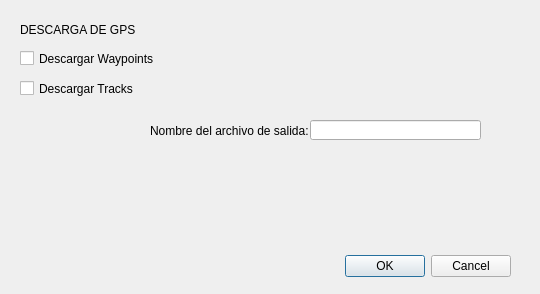
First picture: the form in gpsDescargaCarga/gpsDescargaCarga_dialog_base.ui, repository diezrabanos/qgis_plugins, before the edit.
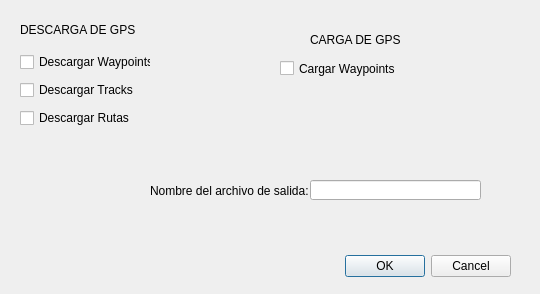
Second picture: the form after the edit.

Patch:
```diff
--- a/gpsDescargaCarga/gpsDescargaCarga_dialog_base.ui
+++ b/gpsDescargaCarga/gpsDescargaCarga_dialog_base.ui
@@ -33,7 +33,7 @@
    <property name="geometry">
     <rect>
      <x>150</x>
-     <y>120</y>
+     <y>180</y>
      <width>161</width>
      <height>21</height>
     </rect>
@@ -46,7 +46,7 @@
    <property name="geometry">
     <rect>
      <x>310</x>
-     <y>120</y>
+     <y>180</y>
      <width>171</width>
      <height>20</height>
     </rect>
@@ -68,30 +68,63 @@
     <string>DESCARGA DE GPS</string>
    </property>
   </widget>
-  <widget class="QCheckBox" name="checkBox">
+  <widget class="QWidget" name="layoutWidget">
    <property name="geometry">
     <rect>
      <x>20</x>
      <y>50</y>
-     <width>211</width>
-     <height>17</height>
+     <width>131</width>
+     <height>81</height>
     </rect>
    </property>
+   <layout class="QVBoxLayout" name="verticalLayout">
+    <item>
+     <widget class="QCheckBox" name="checkBox_1">
+      <property name="text">
+       <string>Descargar Waypoints</string>
+      </property>
+     </widget>
+    </item>
+    <item>
+     <widget class="QCheckBox" name="checkBox_2">
+      <property name="text">
+       <string>Descargar Tracks</string>
+      </property>
+     </widget>
+    </item>
+    <item>
+     <widget class="QCheckBox" name="checkBox_3">
+      <property name="text">
+       <string>Descargar Rutas</string>
+      </property>
+     </widget>
+    </item>
+   </layout>
+  </widget>
+  <widget class="QLabel" name="texto1_2">
+   <property name="geometry">
+    <rect>
+     <x>310</x>
+     <y>30</y>
+     <width>171</width>
+     <height>20</height>
+    </rect>
+   </property>
    <property name="text">
-    <string>Descargar Waypoints</string>
+    <string>CARGA DE GPS</string>
    </property>
   </widget>
-  <widget class="QCheckBox" name="checkBox_2">
+  <widget class="QCheckBox" name="checkBox_4">
    <property name="geometry">
     <rect>
-     <x>20</x>
-     <y>80</y>
-     <width>121</width>
+     <x>280</x>
+     <y>60</y>
+     <width>129</width>
      <height>17</height>
     </rect>
    </property>
    <property name="text">
-    <string>Descargar Tracks</string>
+    <string>Cargar Waypoints</string>
    </property>
   </widget>
  </widget>
```
Left out of the diff: 2 changed lines with no effect on the pictures.
